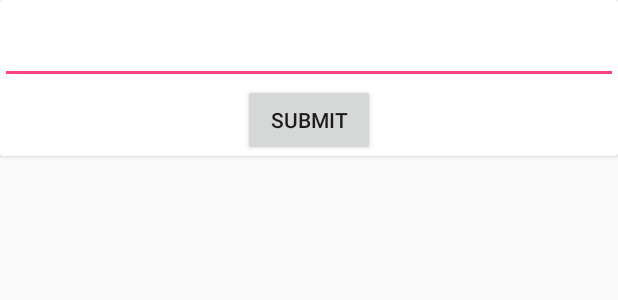
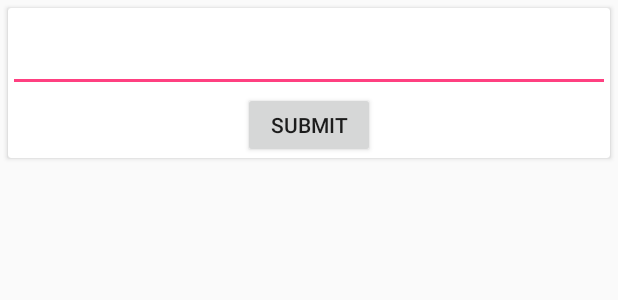
Before and after one commit to margarita-v/A-Teams-Task, an Android app: the layout form.xml on its own in the app's theme, with its tools: preview values and no code run, on a phone screen of 412 x 824 dp. Shown: the top 300 px of the screen. Run offline under Robolectric (Android 15) with nearby library versions, the phone set to English and light mode, and no system bars.

Commit message:
Small changes

```diff
--- a/app/src/main/java/com/margarita/a_teams_task/fragments/FragmentInfo.java
+++ b/app/src/main/java/com/margarita/a_teams_task/fragments/FragmentInfo.java
@@ -24,7 +24,10 @@ public class FragmentInfo extends Fragment {
 
     private RecyclerView recyclerView;
 
+    // IDs of string resources for hints in TextInputLayouts
     private static final int[] HINTS_IDS = { R.string.hint_json, R.string.hint_validation };
+
+    // List of loaded items
     private List<BaseModel> items;
 
     private InfoLoaderCallbacks callbacks;
@@ -43,6 +46,7 @@ public class FragmentInfo extends Fragment {
     @Override
     public void onViewCreated(View view, @Nullable Bundle savedInstanceState) {
         super.onViewCreated(view, savedInstanceState);
+        // Start loading items consistently
         performLoading(InfoLoader.LOADER_IP);
     }
 
--- a/app/src/main/java/com/margarita/a_teams_task/models/base/BaseModel.java
+++ b/app/src/main/java/com/margarita/a_teams_task/models/base/BaseModel.java
@@ -6,13 +6,11 @@ package com.margarita.a_teams_task.models.base;
 
 public class BaseModel {
 
-    private static final char divider = '\"';
-
     private static final String colon = " : ";
 
     protected char endOfLine = '\n';
 
     protected String getFieldInfo(String fieldName, String fieldValue) {
-        return divider + fieldName + divider + colon + divider + fieldValue + divider;
+        return fieldName + colon + fieldValue;
     }
 }
--- a/app/src/main/res/layout/form.xml
+++ b/app/src/main/res/layout/form.xml
@@ -2,7 +2,8 @@
 <android.support.v7.widget.CardView
     xmlns:android="http://schemas.android.com/apk/res/android"
     android:layout_width="match_parent"
-    android:layout_height="wrap_content">
+    android:layout_height="@dimen/cardview_height"
+    android:layout_margin="@dimen/cardview_layout_margin">
 
     <LinearLayout
         xmlns:android="http://schemas.android.com/apk/res/android"
--- a/app/src/main/res/layout/fragment_info.xml
+++ b/app/src/main/res/layout/fragment_info.xml
@@ -3,7 +3,9 @@
     xmlns:android="http://schemas.android.com/apk/res/android"
     android:orientation="vertical"
     android:layout_width="match_parent"
-    android:layout_height="match_parent">
+    android:layout_height="match_parent"
+    android:focusableInTouchMode="true"
+    android:padding="@dimen/cardview_layout_margin">
 
     <android.support.v7.widget.RecyclerView
         android:id="@+id/infoList"
--- a/app/src/main/res/layout/info.xml
+++ b/app/src/main/res/layout/info.xml
@@ -2,7 +2,8 @@
 <android.support.v7.widget.CardView
     xmlns:android="http://schemas.android.com/apk/res/android"
     android:layout_width="match_parent"
-    android:layout_height="wrap_content">
+    android:layout_height="@dimen/cardview_height"
+    android:layout_margin="@dimen/cardview_layout_margin">
 
     <TextView
         android:id="@+id/tvInfo"
--- a/app/src/main/res/values/dimens.xml
+++ b/app/src/main/res/values/dimens.xml
@@ -2,4 +2,6 @@
     <!-- Default screen margins, per the Android Design guidelines. -->
     <dimen name="activity_horizontal_margin">16dp</dimen>
     <dimen name="activity_vertical_margin">16dp</dimen>
+    <dimen name="cardview_height">100dp</dimen>
+    <dimen name="cardview_layout_margin">5dp</dimen>
 </resources>
```
